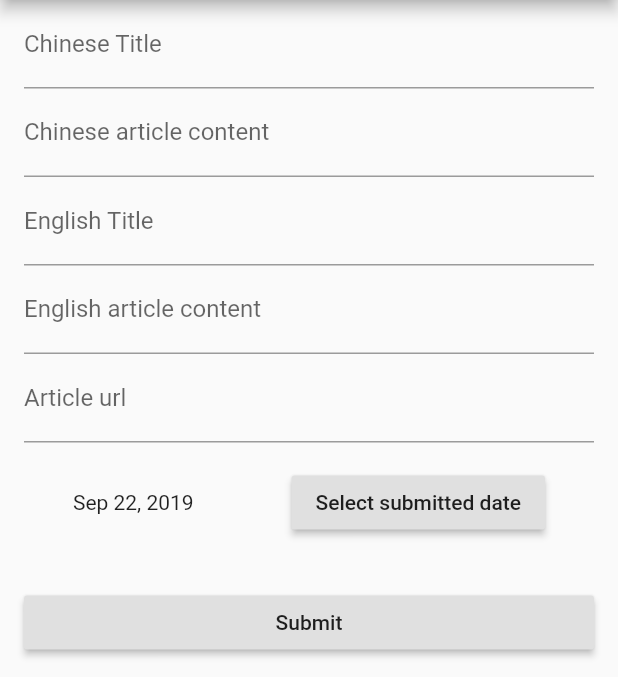
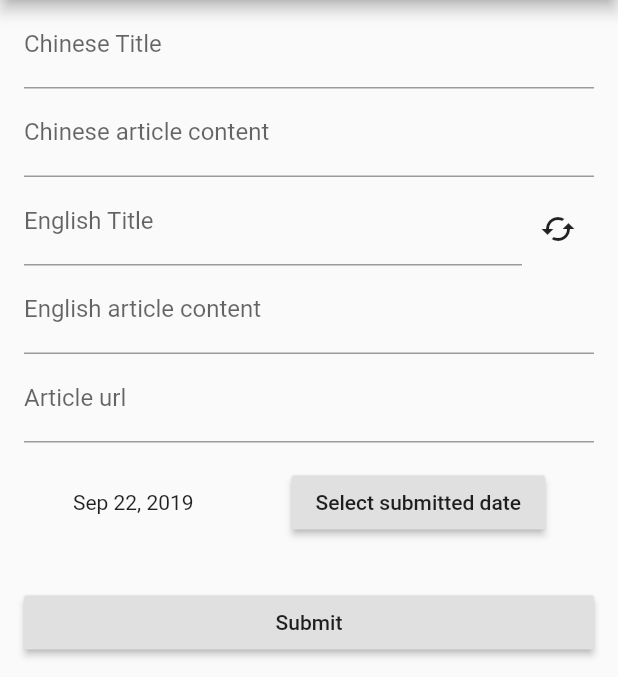
Before and after one commit to julian-yang/cta, a Flutter app: the screen it shows after launch, item 2 of the bottom bar chosen, on a phone screen of 412 x 824 dp, the part 84-761 px from its top. Run offline on Flutter 3.47's test engine with Material 2 defaults, Android fonts, the phone set to English and light mode, and no system bars; our stand-ins replace cloud_firestore, fluttertoast, material_design_icons_flutter, platform; missing offline and left inert: translator; accounts and stored records are empty.

Commit message:
add Google translate integration for English title

```diff
--- a/chinesetextloader/lib/add_article_form.dart
+++ b/chinesetextloader/lib/add_article_form.dart
@@ -2,9 +2,12 @@ import 'package:cloud_firestore/cloud_firestore.dart';
 import 'package:flutter/material.dart';
 import 'package:http/http.dart' as http;
 import 'package:html/parser.dart';
+import 'package:intl/intl.dart';
+import 'package:translator/translator.dart';
+import 'package:material_design_icons_flutter/material_design_icons_flutter.dart';
 import 'dart:convert';
-import 'package:intl/intl.dart';
 import 'article.dart';
+import 'translate_icon_icons.dart';
 
 class AddArticleForm extends StatefulWidget {
   final Uri inputUri;
@@ -20,6 +23,7 @@ class AddArticleForm extends StatefulWidget {
 class AddArticleFormState extends State<AddArticleForm> {
   final _formKey = GlobalKey<FormState>();
   final _dateFormat = new DateFormat.yMMMd();
+  final _translator = GoogleTranslator();
   final _inputUri;
   var _chineseTitleController = TextEditingController();
   var _chineseBodyController = TextEditingController();
@@ -55,7 +59,8 @@ class AddArticleFormState extends State<AddArticleForm> {
     _article = _inputUri != null
         ? fetchArticle(_inputUri)
         : Future.value(Article.empty());
-    _article.then((article) => setState(() {
+    _article.then((article) =>
+        setState(() {
           _chineseTitleController.text = article.chineseTitle;
           _chineseBodyController.text = article.chineseBody;
           _englishTitleController.text = article.englishTitle;
@@ -93,7 +98,9 @@ class AddArticleFormState extends State<AddArticleForm> {
               ),
               onSaved: (value) => setState,
               validator: (String value) {
-                return value.trim().isEmpty
+                return value
+                    .trim()
+                    .isEmpty
                     ? 'Chinese title must not be empty.'
                     : null;
               }),
@@ -107,22 +114,46 @@ class AddArticleFormState extends State<AddArticleForm> {
               ),
               onSaved: (value) => setState,
               validator: (String value) {
-                return value.trim().isEmpty
+                return value
+                    .trim()
+                    .isEmpty
                     ? 'Chinese article content must not be empty.'
                     : null;
               }),
-          TextFormField(
+          Row(children: [
+            Expanded(
+                child: TextFormField(
                     controller: _englishTitleController,
+                    minLines: 1,
+                    maxLines: 3,
                     decoration: const InputDecoration(
                       hintText: 'The name of the article in English.',
                       labelText: 'English Title',
                     ),
                     onSaved: (value) => setState,
                     validator: (String value) {
-                return value.trim().isEmpty
+                      return value
+                          .trim()
+                          .isEmpty
                           ? 'English title must not be empty.'
                           : null;
-              }),
+                    })),
+            Padding(
+                padding: const EdgeInsets.only(top: 10),
+                child: IconButton(
+                  icon: Icon(Icons.cached),
+//                  icon: Icon(TranslateIcon.g_translate),
+                  onPressed: () {
+                    _translator.translate(
+                        _chineseTitleController.text, from: 'zh-tw', to: 'en')
+                        .then((engTitle) {
+                      setState(() {
+                        _englishTitleController.text = engTitle;
+                      });
+                    });
+                  },
+                ))
+          ]),
           TextFormField(
               controller: _englishBodyController,
               minLines: 1,
@@ -133,7 +164,9 @@ class AddArticleFormState extends State<AddArticleForm> {
               ),
               onSaved: (value) => setState,
               validator: (String value) {
-                return value.trim().isEmpty
+                return value
+                    .trim()
+                    .isEmpty
                     ? 'English article content must not be empty.'
                     : null;
               }),
@@ -145,7 +178,9 @@ class AddArticleFormState extends State<AddArticleForm> {
               ),
               onSaved: (value) => setState,
               validator: (String value) {
-                return value.trim().isEmpty
+                return value
+                    .trim()
+                    .isEmpty
                     ? 'Article url must not be empty.'
                     : null;
               }),
@@ -184,7 +219,8 @@ class AddArticleFormState extends State<AddArticleForm> {
                           scaffoldState.removeCurrentSnackBar();
                           scaffoldState.showSnackBar(SnackBar(
                               content: Text(
-                                  'Added article! DocRef: ${docRef.documentID}')));
+                                  'Added article! DocRef: ${docRef
+                                      .documentID}')));
 
                           Future.delayed(const Duration(milliseconds: 1000),
                                   () {
@@ -207,7 +243,10 @@ class AddArticleFormState extends State<AddArticleForm> {
     final articleBodies = document.querySelectorAll('div.col-xs-12 > p');
     final englishBody = articleBodies[0];
     final chineseBody = articleBodies[1];
-    final chineseTitle = document.querySelector('div.news_tit').text.trim();
+    final chineseTitle = document
+        .querySelector('div.news_tit')
+        .text
+        .trim();
     final extractedDate = RegExp(r"\d+").firstMatch(uri.toString())[0] ?? "";
     return Article.fromMap({
       'chineseTitle': chineseTitle,
--- /dev/null
+++ b/chinesetextloader/lib/translate_icon_icons.dart
@@ -0,0 +1,28 @@
+/// Flutter icons TranslateIcon
+/// Copyright (C) 2019 by original authors @ fluttericon.com, fontello.com
+/// This font was generated by FlutterIcon.com, which is derived from Fontello.
+///
+/// To use this font, place it in your fonts/ directory and include the
+/// following in your pubspec.yaml
+///
+/// flutter:
+///   fonts:
+///    - family:  TranslateIcon
+///      fonts:
+///       - asset: fonts/TranslateIcon.ttf
+///
+///
+/// * Material Design Icons, Copyright (C) Google, Inc
+///         Author:    Google
+///         License:   Apache 2.0 (https://www.apache.org/licenses/LICENSE-2.0)
+///         Homepage:  https://design.google.com/icons/
+///
+import 'package:flutter/widgets.dart';
+
+class TranslateIcon {
+  TranslateIcon._();
+
+  static const _kFontFam = 'TranslateIcon';
+
+  static const IconData g_translate = const IconData(0xe800, fontFamily: _kFontFam);
+}
--- a/chinesetextloader/pubspec.yaml
+++ b/chinesetextloader/pubspec.yaml
@@ -29,6 +29,8 @@ dependencies:
   intl: ^0.16.0
   http: ^0.12.0+2
   html: ^0.14.0+2
+  translator: ^0.1.2
+  material_design_icons_flutter: ^3.2.4096
 
 
 dev_dependencies:
@@ -84,3 +86,7 @@ flutter:
   #
   # For details regarding fonts from package dependencies,
   # see https://flutter.io/custom-fonts/#from-packages
+  fonts:
+   - family:  TranslateIcon
+     fonts:
+      - asset: fonts/TranslateIcon.ttf
```
Also changed, not shown: chinesetextloader/fonts/TranslateIcon.ttf (added). Lines whose indentation alone changed are shown as unchanged.
